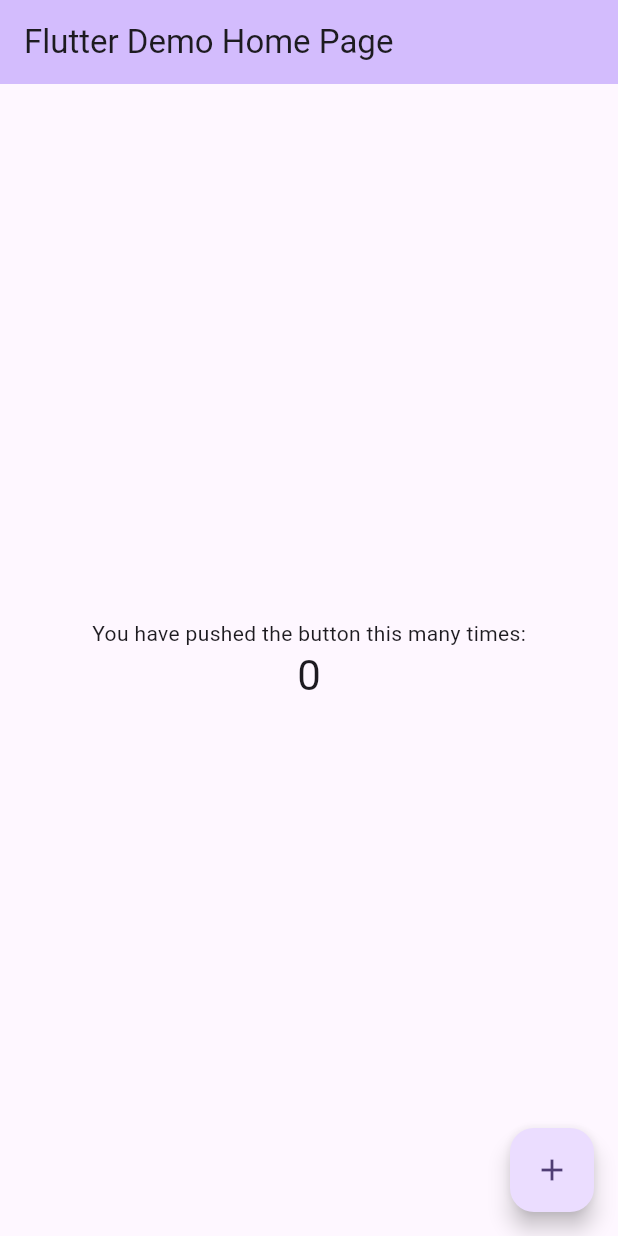
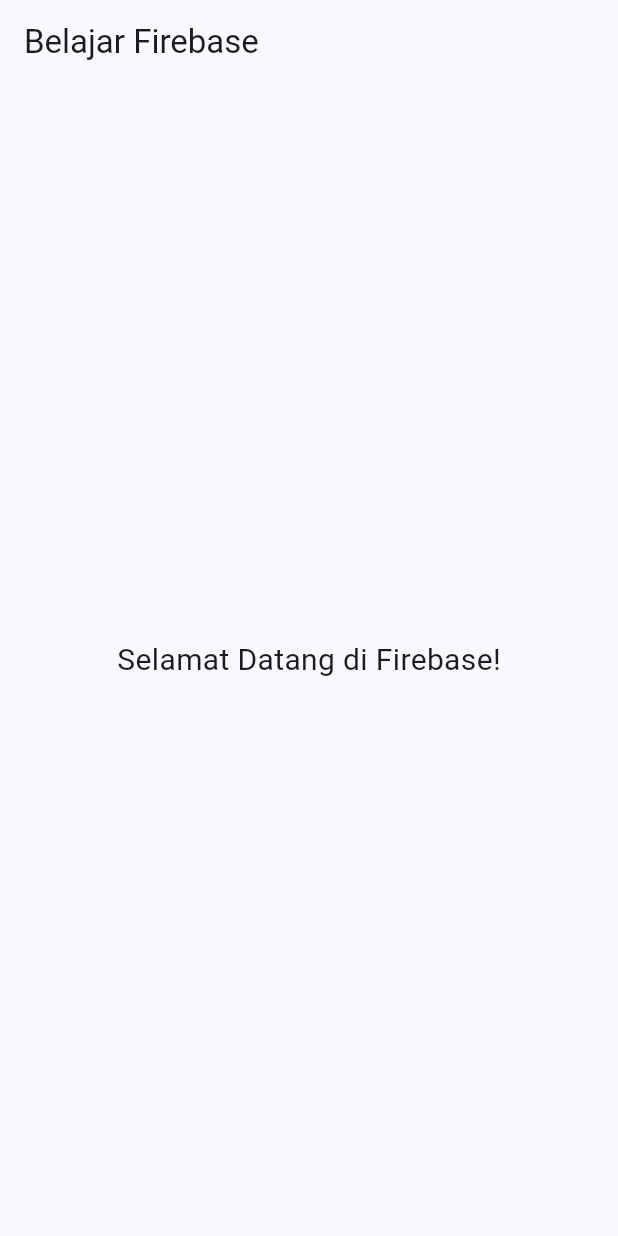
Before and after one commit to laxmanalearn-art/latihanFirebase-AppMobile-1124160070, a Flutter app: the screen it shows after launch, on a phone screen of 412 x 824 dp. Run offline on Flutter 3.47's test engine with Material 3 defaults, Android fonts, the phone set to English and light mode, and no system bars; our stand-ins replace firebase_core; accounts and stored records are empty.

Commit message:
Init Firebase

```diff
--- a/lib/main.dart
+++ b/lib/main.dart
@@ -1,121 +1,45 @@
 import 'package:flutter/material.dart';
+import 'package:firebase_core/firebase_core.dart';
 
-void main() {
+import 'firebase_options.dart';
+
+void main() async {
+  WidgetsFlutterBinding.ensureInitialized();
+
+  await Firebase.initializeApp(options: DefaultFirebaseOptions.currentPlatform);
+
   runApp(const MyApp());
 }
 
 class MyApp extends StatelessWidget {
   const MyApp({super.key});
 
-  // This widget is the root of your application.
   @override
   Widget build(BuildContext context) {
     return MaterialApp(
-      title: 'Flutter Demo',
+      title: 'Belajar Firebase',
+      debugShowCheckedModeBanner: false,
       theme: ThemeData(
-        // This is the theme of your application.
-        //
-        // TRY THIS: Try running your application with "flutter run". You'll see
-        // the application has a purple toolbar. Then, without quitting the app,
-        // try changing the seedColor in the colorScheme below to Colors.green
-        // and then invoke "hot reload" (save your changes or press the "hot
-        // reload" button in a Flutter-supported IDE, or press "r" if you used
-        // the command line to start the app).
-        //
-        // Notice that the counter didn't reset back to zero; the application
-        // state is not lost during the reload. To reset the state, use hot
-        // restart instead.
-        //
-        // This works for code too, not just values: Most code changes can be
-        // tested with just a hot reload.
-        colorScheme: .fromSeed(seedColor: Colors.deepPurple),
+        colorScheme: ColorScheme.fromSeed(seedColor: Colors.blue),
+        useMaterial3: true,
       ),
-      home: const MyHomePage(title: 'Flutter Demo Home Page'),
+      home: const HomePage(),
     );
   }
 }
 
-class MyHomePage extends StatefulWidget {
-  const MyHomePage({super.key, required this.title});
-
-  // This widget is the home page of your application. It is stateful, meaning
-  // that it has a State object (defined below) that contains fields that affect
-  // how it looks.
-
-  // This class is the configuration for the state. It holds the values (in this
-  // case the title) provided by the parent (in this case the App widget) and
-  // used by the build method of the State. Fields in a Widget subclass are
-  // always marked "final".
-
-  final String title;
-
-  @override
-  State<MyHomePage> createState() => _MyHomePageState();
-}
-
-class _MyHomePageState extends State<MyHomePage> {
-  int _counter = 0;
-
-  void _incrementCounter() {
-    setState(() {
-      // This call to setState tells the Flutter framework that something has
-      // changed in this State, which causes it to rerun the build method below
-      // so that the display can reflect the updated values. If we changed
-      // _counter without calling setState(), then the build method would not be
-      // called again, and so nothing would appear to happen.
-      _counter++;
-    });
-  }
+class HomePage extends StatelessWidget {
+  const HomePage({super.key});
 
   @override
   Widget build(BuildContext context) {
-    // This method is rerun every time setState is called, for instance as done
-    // by the _incrementCounter method above.
-    //
-    // The Flutter framework has been optimized to make rerunning build methods
-    // fast, so that you can just rebuild anything that needs updating rather
-    // than having to individually change instances of widgets.
     return Scaffold(
-      appBar: AppBar(
-        // TRY THIS: Try changing the color here to a specific color (to
-        // Colors.amber, perhaps?) and trigger a hot reload to see the AppBar
-        // change color while the other colors stay the same.
-        backgroundColor: Theme.of(context).colorScheme.inversePrimary,
-        // Here we take the value from the MyHomePage object that was created by
-        // the App.build method, and use it to set our appbar title.
-        title: Text(widget.title),
-      ),
-      body: Center(
-        // Center is a layout widget. It takes a single child and positions it
-        // in the middle of the parent.
-        child: Column(
-          // Column is also a layout widget. It takes a list of children and
-          // arranges them vertically. By default, it sizes itself to fit its
-          // children horizontally, and tries to be as tall as its parent.
-          //
-          // Column has various properties to control how it sizes itself and
-          // how it positions its children. Here we use mainAxisAlignment to
-          // center the children vertically; the main axis here is the vertical
-          // axis because Columns are vertical (the cross axis would be
-          // horizontal).
-          //
-          // TRY THIS: Invoke "debug painting" (choose the "Toggle Debug Paint"
-          // action in the IDE, or press "p" in the console), to see the
-          // wireframe for each widget.
-          mainAxisAlignment: .center,
-          children: [
-            const Text('You have pushed the button this many times:'),
-            Text(
-              '$_counter',
-              style: Theme.of(context).textTheme.headlineMedium,
-            ),
-          ],
+      appBar: AppBar(title: const Text('Belajar Firebase')),
+      body: const Center(
+        child: Text(
+          'Selamat Datang di Firebase!',
+          style: TextStyle(fontSize: 20),
         ),
-      ),
-      floatingActionButton: FloatingActionButton(
-        onPressed: _incrementCounter,
-        tooltip: 'Increment',
-        child: const Icon(Icons.add),
       ),
     );
   }
--- a/pubspec.yaml
+++ b/pubspec.yaml
@@ -34,6 +34,8 @@ dependencies:
   # The following adds the Cupertino Icons font to your application.
   # Use with the CupertinoIcons class for iOS style icons.
   cupertino_icons: ^1.0.8
+  firebase_core: ^5.2.0
+  firebase_auth: ^7.1.0
 
 dev_dependencies:
   flutter_test:
```
Also changed, not shown: firebase.json (added), lib/firebase_options.dart (added), pubspec.lock, 6 other files.
